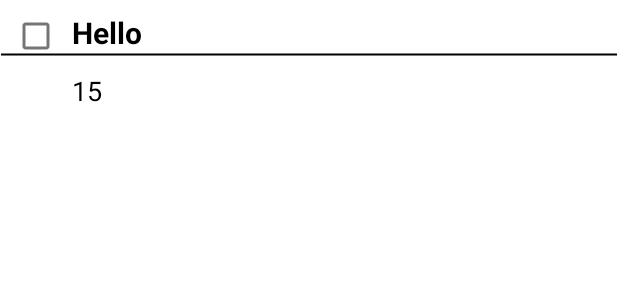
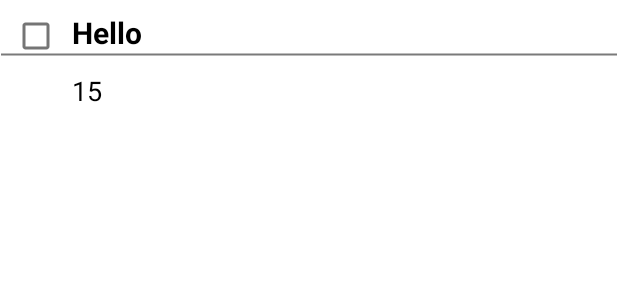
Before and after one commit to Sulaiman2001/MealPlannerApp, an Android app: the layout shopping_list_item.xml on its own in the app's theme, with its tools: preview values and no code run, on a phone screen of 412 x 824 dp. Shown: the top 300 px of the screen. Run offline under Robolectric (Android 15) with nearby library versions, the phone set to English and light mode, and no system bars; network calls fail; Roboto replaces fonts that are not available here.

Commit message:
Minor improvement to UI

```diff
--- a/app/src/main/res/drawable/lined_paper.xml
+++ b/app/src/main/res/drawable/lined_paper.xml
@@ -5,7 +5,7 @@
     <!-- Lines -->
     <item>
         <shape android:shape="line">
-            <stroke android:width="1dp" android:color="#FF000000" />
+            <stroke android:width="1dp" android:color="#7a7a7a" />
         </shape>
     </item>
 </layer-list>
```
